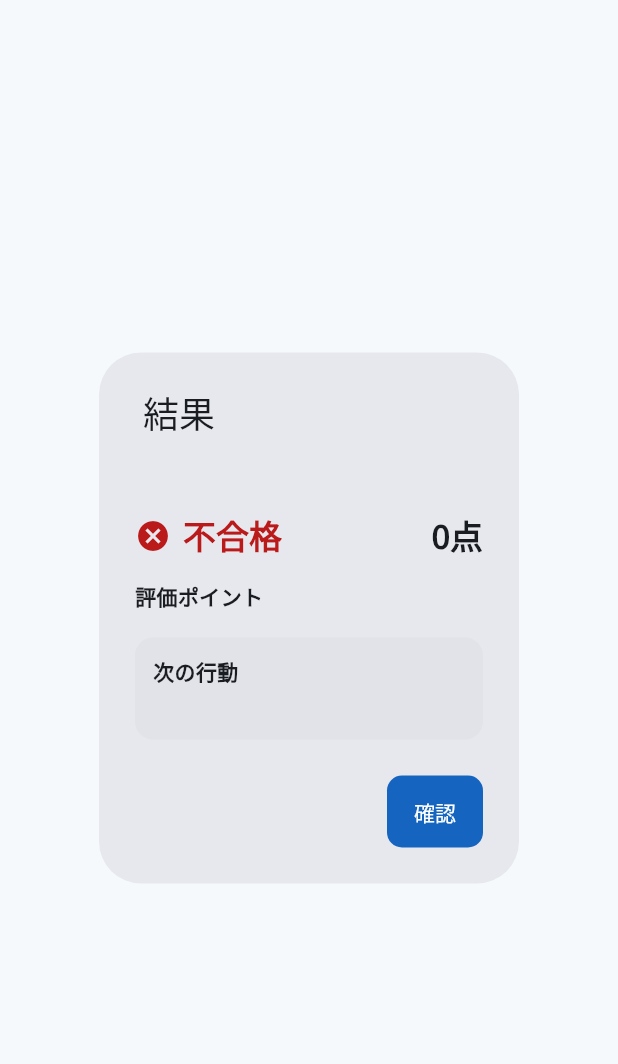
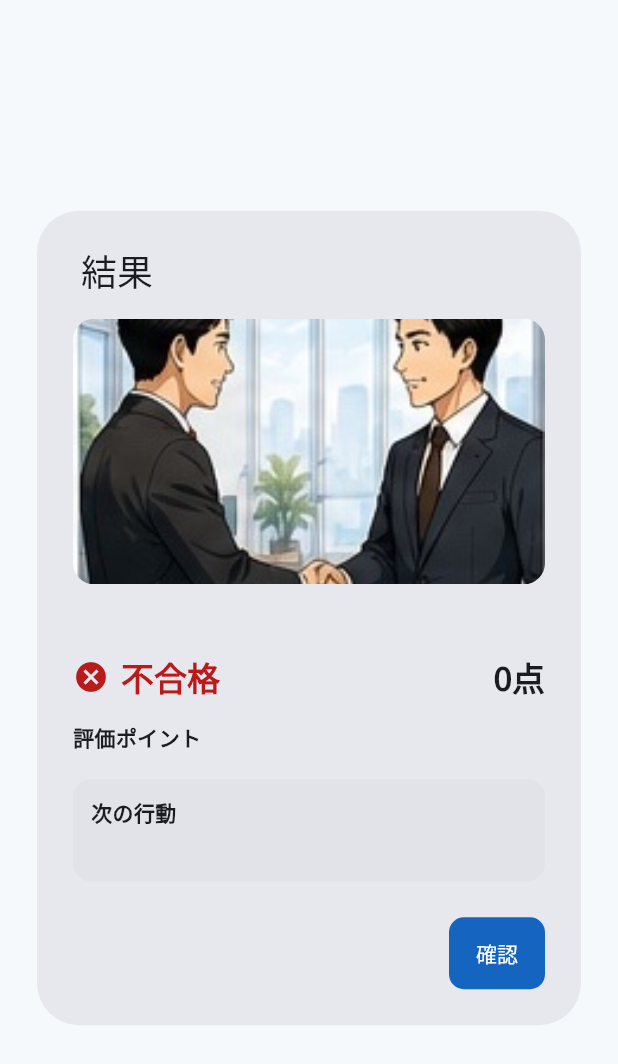
Before and after one commit to perusonao/smile_enjoy_story, a Flutter app: the PublicDemoInterviewResultDialog widget shown alone on an empty page, opened directly with empty values, on a phone screen of 412 x 824 dp. Shown: the top 1064 px of the screen. Run offline on Flutter 3.47's test engine with Material 3 defaults, Android fonts, the phone set to English and light mode, and no system bars; our stand-ins replace shared_preferences; accounts and stored records are empty.

Commit message:
feat(public-demo): add image-backed interview event presentation

```diff
--- a/lib/ui/public_demo/public_demo_interview_result_dialog.dart
+++ b/lib/ui/public_demo/public_demo_interview_result_dialog.dart
@@ -1,4 +1,5 @@
 import 'package:flutter/material.dart';
+import '../asset_paths.dart';
 
 class PublicDemoInterviewResultDialog extends StatelessWidget {
   const PublicDemoInterviewResultDialog({
@@ -22,12 +23,30 @@ class PublicDemoInterviewResultDialog extends StatelessWidget {
   Widget build(BuildContext context) {
     final scheme = Theme.of(context).colorScheme;
     return AlertDialog(
+      insetPadding: const EdgeInsets.symmetric(horizontal: 20, vertical: 24),
       title: Text('$interviewName 結果'),
       content: SingleChildScrollView(
         child: Column(
           mainAxisSize: MainAxisSize.min,
           crossAxisAlignment: CrossAxisAlignment.start,
           children: [
+            ClipRRect(
+              borderRadius: BorderRadius.circular(14),
+              child: AspectRatio(
+                aspectRatio: 16 / 9,
+                child: Image.asset(
+                  AssetPaths.eventClientInterview,
+                  key: const Key('public-demo-interview-event-image'),
+                  fit: BoxFit.cover,
+                  errorBuilder: (context, error, stackTrace) => Container(
+                    color: scheme.surfaceContainerHighest,
+                    alignment: Alignment.center,
+                    child: const Icon(Icons.groups_2_outlined, size: 48),
+                  ),
+                ),
+              ),
+            ),
+            const SizedBox(height: 12),
             Text(personName, style: Theme.of(context).textTheme.titleMedium),
             const SizedBox(height: 12),
             Row(
```
